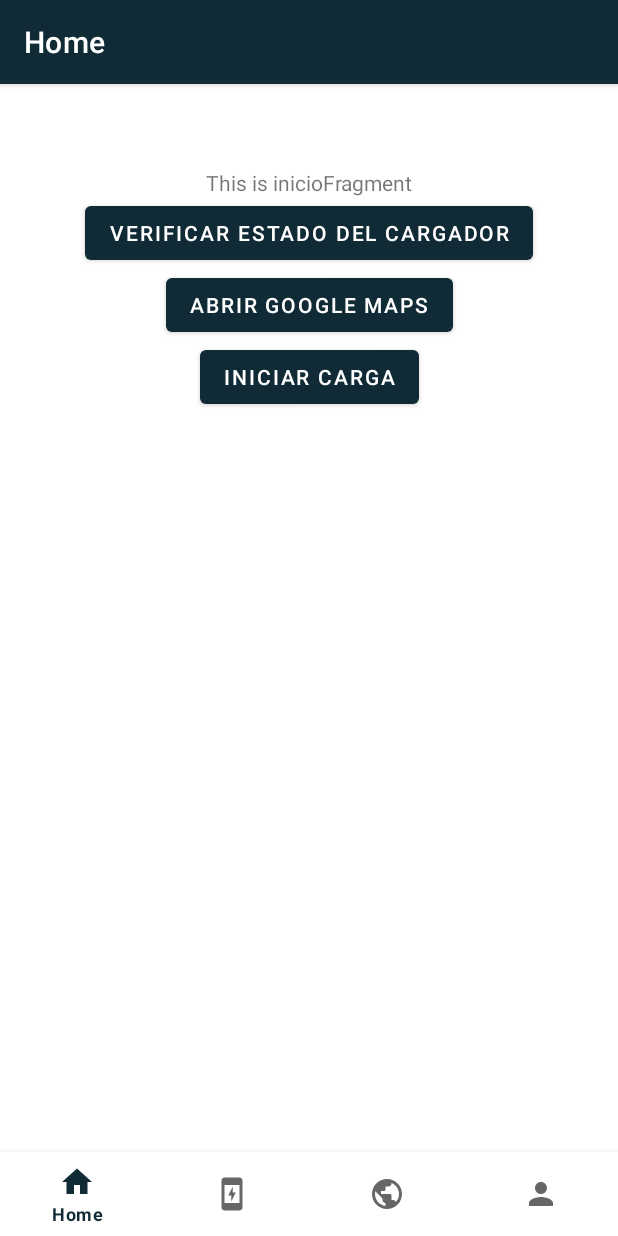
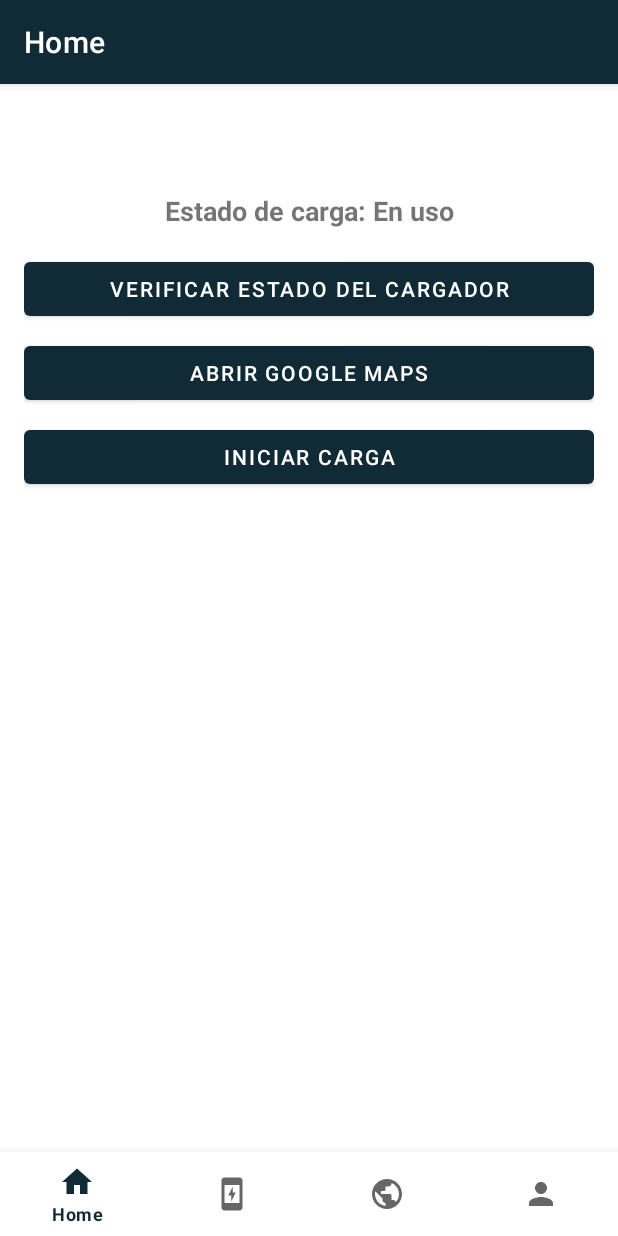
Before and after one commit to elanezon/taller-integrador, an Android app: the InicioFragment screen opened directly, with no data from a screen before it, after a tap on "INICIAR CARGA", on a phone screen of 412 x 824 dp. Run offline under Robolectric (Android 15) with nearby library versions, the phone set to English and light mode, and no system bars; our stand-ins replace Firebase (no records; nobody signed in at launch, a user with empty details on screens opened directly), navigation-ui; 2 other taps on this screen came first.

Commit message:
Mejora de la logica del incio
Hay un bug por resolver aún

```diff
--- a/EV3/app/src/main/java/com/example/ev3/ui/inicio/InicioFragment.kt
+++ b/EV3/app/src/main/java/com/example/ev3/ui/inicio/InicioFragment.kt
@@ -4,6 +4,8 @@ import android.content.ActivityNotFoundException
 import android.content.Intent
 import android.net.Uri
 import android.os.Bundle
+import android.os.Looper
+import android.os.Handler
 import android.view.LayoutInflater
 import android.view.View
 import android.view.ViewGroup
@@ -13,11 +15,17 @@ import android.widget.Toast
 import androidx.fragment.app.Fragment
 import androidx.lifecycle.ViewModelProvider
 import com.example.ev3.databinding.FragmentInicioBinding
+import com.google.firebase.database.DataSnapshot
+import com.google.firebase.database.DatabaseError
+import com.google.firebase.database.DatabaseReference
+import com.google.firebase.database.FirebaseDatabase
+import com.google.firebase.database.ValueEventListener
 
 class InicioFragment : Fragment() {
 
     private var _binding: FragmentInicioBinding? = null
     private val binding get() = _binding!!
+    private lateinit var database: DatabaseReference
 
     override fun onCreateView(
         inflater: LayoutInflater,
@@ -30,11 +38,11 @@ class InicioFragment : Fragment() {
         _binding = FragmentInicioBinding.inflate(inflater, container, false)
         val root: View = binding.root
 
-        // Setear el texto del TextView que sí existe en el XML
-        val textView: TextView = binding.chargerStatusTextView
-        inicioViewModel.text.observe(viewLifecycleOwner) {
-            textView.text = it
-        }
+        // Inicializar la Realtime Database
+        database = FirebaseDatabase.getInstance().getReference("estacionCarga/estado")
+
+        // Establecer el texto inicial del TextView
+        binding.chargerStatusTextView.text = "Estado de carga: --"
 
         // Configurar el botón para abrir Google Maps
         val buttonOpenMaps: Button = binding.openMapsButton
@@ -42,18 +50,58 @@ class InicioFragment : Fragment() {
             openGoogleMaps()  // Método para abrir Google Maps
         }
 
-        // Configurar otros botones si es necesario
+        // Configurar el botón para verificar el estado del cargador
         val buttonCheckCharger: Button = binding.checkChargerButton
         buttonCheckCharger.setOnClickListener {
-            // Lógica para verificar el estado del cargador
+            verificarEstadoCargador() // Lógica para verificar el estado del cargador
         }
 
+        // Configurar el botón para iniciar carga
         val buttonStartCharging: Button = binding.startChargingButton
         buttonStartCharging.setOnClickListener {
-            // Lógica para iniciar la carga
+            iniciarCarga() // Lógica para iniciar la carga
         }
 
         return root
+    }
+
+    private fun verificarEstadoCargador() {
+        // Obtener el estado del cargador desde la base de datos
+        database.addListenerForSingleValueEvent(object : ValueEventListener {
+            override fun onDataChange(snapshot: DataSnapshot) {
+                val estado = snapshot.getValue(String::class.java)
+                binding.chargerStatusTextView.text = "Estado de carga: $estado"
+            }
+
+            override fun onCancelled(error: DatabaseError) {
+                Toast.makeText(requireContext(), "Error al verificar estado", Toast.LENGTH_SHORT).show()
+            }
+        })
+    }
+
+    private fun iniciarCarga() {
+        // Actualizar el estado de la base de datos a "En uso"
+        database.setValue("En uso").addOnCompleteListener { task ->
+            if (task.isSuccessful) {
+                Toast.makeText(requireContext(), "Carga iniciada", Toast.LENGTH_SHORT).show()
+                binding.chargerStatusTextView.text = "Estado de carga: En uso" // Actualizar el TextView
+                programarLiberacionCarga()
+            } else {
+                Toast.makeText(requireContext(), "Error al iniciar carga", Toast.LENGTH_SHORT).show()
+            }
+        }
+    }
+
+    private fun programarLiberacionCarga() {
+        // Liberar el estado de carga después de 1 minuto (60000 ms)
+        Handler(Looper.getMainLooper()).postDelayed({
+            database.setValue("Disponible").addOnCompleteListener { task ->
+                if (task.isSuccessful) {
+                    Toast.makeText(requireContext(), "Carga liberada", Toast.LENGTH_SHORT).show()
+                    binding.chargerStatusTextView.text = "Estado de carga: Disponible" // Actualizar el TextView
+                }
+            }
+        }, 10000) // Cambia este valor si deseas una duración diferente
     }
 
     // Método para abrir Google Maps con una ubicación específica
--- a/EV3/app/src/main/java/com/example/ev3/ui/inicio/InicioViewModel.kt
+++ b/EV3/app/src/main/java/com/example/ev3/ui/inicio/InicioViewModel.kt
@@ -5,9 +5,13 @@ import androidx.lifecycle.MutableLiveData
 import androidx.lifecycle.ViewModel
 
 class InicioViewModel : ViewModel() {
-
     private val _text = MutableLiveData<String>().apply {
-        value = "This is inicioFragment"
+        value = "Estado de carga: --" // Mensaje inicial
     }
     val text: LiveData<String> = _text
+
+    // Método para actualizar el estado del cargador
+    fun actualizarEstadoCargador(estado: String) {
+        _text.value = "Estado de carga: $estado"
+    }
 }
--- a/EV3/app/src/main/res/layout/fragment_inicio.xml
+++ b/EV3/app/src/main/res/layout/fragment_inicio.xml
@@ -3,42 +3,51 @@
     xmlns:app="http://schemas.android.com/apk/res-auto"
     xmlns:tools="http://schemas.android.com/tools"
     android:layout_width="match_parent"
-    android:layout_height="match_parent">
+    android:layout_height="match_parent"
+    android:padding="16dp">
 
     <TextView
         android:id="@+id/chargerStatusTextView"
         android:layout_width="wrap_content"
         android:layout_height="wrap_content"
         android:text="Estado del cargador"
+        android:textSize="18sp"
+        android:textStyle="bold"
         app:layout_constraintTop_toTopOf="parent"
         app:layout_constraintStart_toStartOf="parent"
         app:layout_constraintEnd_toEndOf="parent"/>
 
     <Button
         android:id="@+id/checkChargerButton"
-        android:layout_width="wrap_content"
+        android:layout_width="0dp"
         android:layout_height="wrap_content"
         android:text="Verificar estado del cargador"
         app:layout_constraintTop_toBottomOf="@id/chargerStatusTextView"
         app:layout_constraintStart_toStartOf="parent"
-        app:layout_constraintEnd_toEndOf="parent"/>
+        app:layout_constraintEnd_toEndOf="parent"
+        android:layout_marginTop="16dp"
+        android:layout_marginBottom="8dp"/>
 
     <Button
         android:id="@+id/openMapsButton"
-        android:layout_width="wrap_content"
+        android:layout_width="0dp"
         android:layout_height="wrap_content"
         android:text="Abrir Google Maps"
         app:layout_constraintTop_toBottomOf="@id/checkChargerButton"
         app:layout_constraintStart_toStartOf="parent"
-        app:layout_constraintEnd_toEndOf="parent"/>
+        app:layout_constraintEnd_toEndOf="parent"
+        android:layout_marginTop="8dp"
+        android:layout_marginBottom="8dp"/>
 
     <Button
         android:id="@+id/startChargingButton"
-        android:layout_width="wrap_content"
+        android:layout_width="0dp"
         android:layout_height="wrap_content"
         android:text="Iniciar Carga"
         app:layout_constraintTop_toBottomOf="@id/openMapsButton"
         app:layout_constraintStart_toStartOf="parent"
-        app:layout_constraintEnd_toEndOf="parent"/>
+        app:layout_constraintEnd_toEndOf="parent"
+        android:layout_marginTop="8dp"
+        android:layout_marginBottom="8dp"/>
 
 </androidx.constraintlayout.widget.ConstraintLayout>
```
